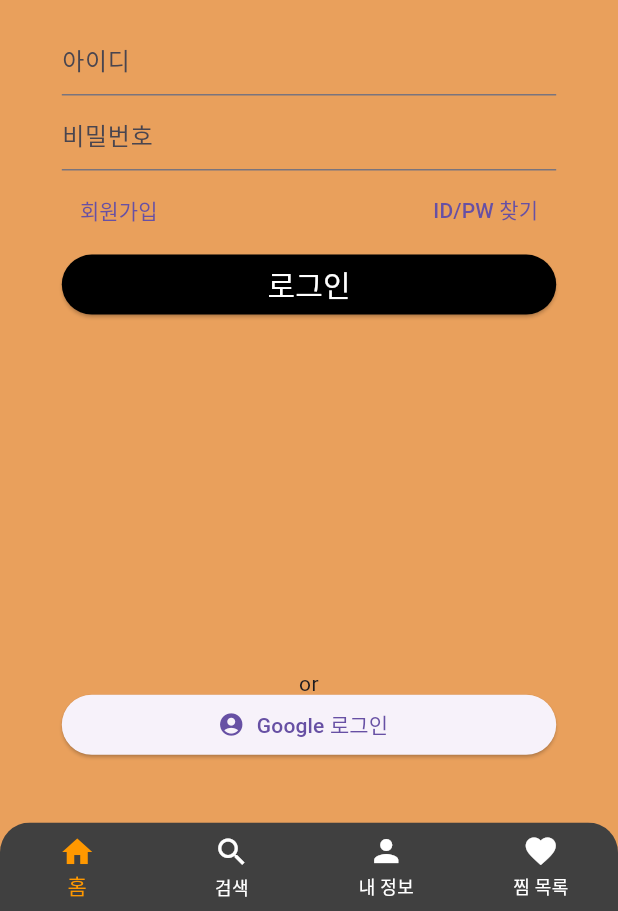
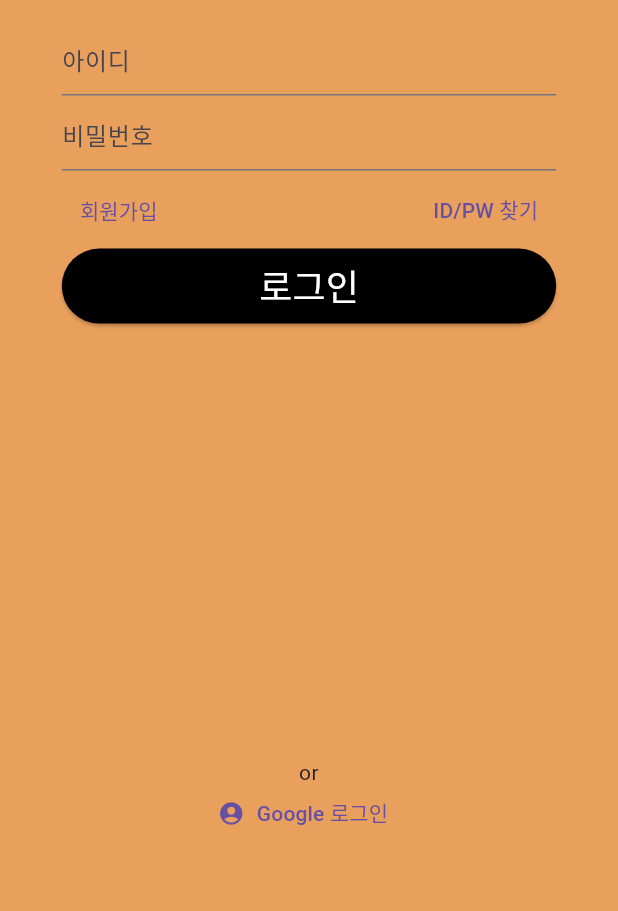
Before and after one commit to FUlcho23/ChairTeamProject, a Flutter app: the screen it shows after launch, after a tap on "Google 로그인", on a phone screen of 412 x 824 dp, the part 325-1236 px from its top. Run offline on Flutter 3.47's test engine with Material 3 defaults, Android fonts, the phone set to English and light mode, and no system bars.

Commit message:
하단바 수정, 로그인 페이지 수정

```diff
--- a/lib/bottom_navi_bar.dart
+++ b/lib/bottom_navi_bar.dart
@@ -2,6 +2,7 @@ import 'package:flutter/material.dart';
 import 'loginpage.dart';
 import 'searchpage.dart';
 import 'mypage.dart';
+import 'firstpage.dart';
 //페이지들 import해두기
 
 class BottomNavigationBarWidget extends StatefulWidget {
@@ -25,7 +26,7 @@ class _BottomNavigationBarWidgetState extends State<BottomNavigationBarWidget> {
       case 0:
         Navigator.push(
           context,
-          MaterialPageRoute(builder: (context) => LoginPage()),
+          MaterialPageRoute(builder: (context) => FirstPage()),
         );//홈페이지
         break;
       case 1:
--- a/lib/loginpage.dart
+++ b/lib/loginpage.dart
@@ -1,5 +1,6 @@
 import 'package:flutter/material.dart';
-import 'bottom_navi_bar.dart';
+import 'firstpage.dart';
+
 class LoginPage extends StatefulWidget {
   const LoginPage({super.key});
 
@@ -7,17 +8,9 @@ class LoginPage extends StatefulWidget {
   _LoginPageState createState() => _LoginPageState();
 }
 
-class _LoginPageState extends State<LoginPage>{
-
-  int _selectedIndex = 0;
-  void _onItemTapped(int index) {
-    setState(() {
-      _selectedIndex = index; // 선택된 인덱스를 업데이트합니다.
-    });
-  }
-
+class _LoginPageState extends State<LoginPage> {
   @override
-  Widget build(BuildContext context){
+  Widget build(BuildContext context) {
     return Scaffold(
       backgroundColor: Color(0xFFE9A05C),
       body: Builder(
@@ -89,13 +82,24 @@ class _LoginPageState extends State<LoginPage>{
                 right: screenWidth * 0.1,
                 child: ElevatedButton(
                   onPressed: () {
+                    Navigator.push(
+                      context,
+                      MaterialPageRoute(builder: (context) => FirstPage()),
+                    );
                     // 로그인 버튼 눌렀을 때의 동작
                   },
-                  style: ElevatedButton.styleFrom(
-                      backgroundColor: Colors.black
+                  style: ButtonStyle(
+                    minimumSize: MaterialStateProperty.all(Size(150, 50)),
+                    // 버튼의 최소 너비와 높이 설정
+                    backgroundColor: MaterialStateProperty.all(Colors.black),
                   ),
-                  child: Text('로그인',style: TextStyle(fontSize: 20,color: Colors.white,),),
-
+                  child: Text(
+                    '로그인',
+                    style: TextStyle(
+                      fontSize: 24,
+                      color: Colors.white,
+                    ),
+                  ),
                 ),
               ),
               Positioned(
@@ -115,6 +119,13 @@ class _LoginPageState extends State<LoginPage>{
                   onPressed: () {
                     // 구글 로그인 버튼 눌렀을 때의 동작
                   },
+                  style: ButtonStyle(
+                    backgroundColor:
+                        MaterialStateProperty.all<Color>(Colors.transparent),
+                    //투명해져라
+                    elevation: MaterialStateProperty.all<double>(0),
+                    // 그림자 효과를 제거
+                  ),
                   icon: Icon(Icons.account_circle),
                   label: Text('Google 로그인'),
                 ),
@@ -123,10 +134,6 @@ class _LoginPageState extends State<LoginPage>{
           );
         },
       ),
-      bottomNavigationBar: BottomNavigationBarWidget(
-        selectedIndex: _selectedIndex,
-        onItemTapped: _onItemTapped,
-      ),
     );
   }
 }
```
